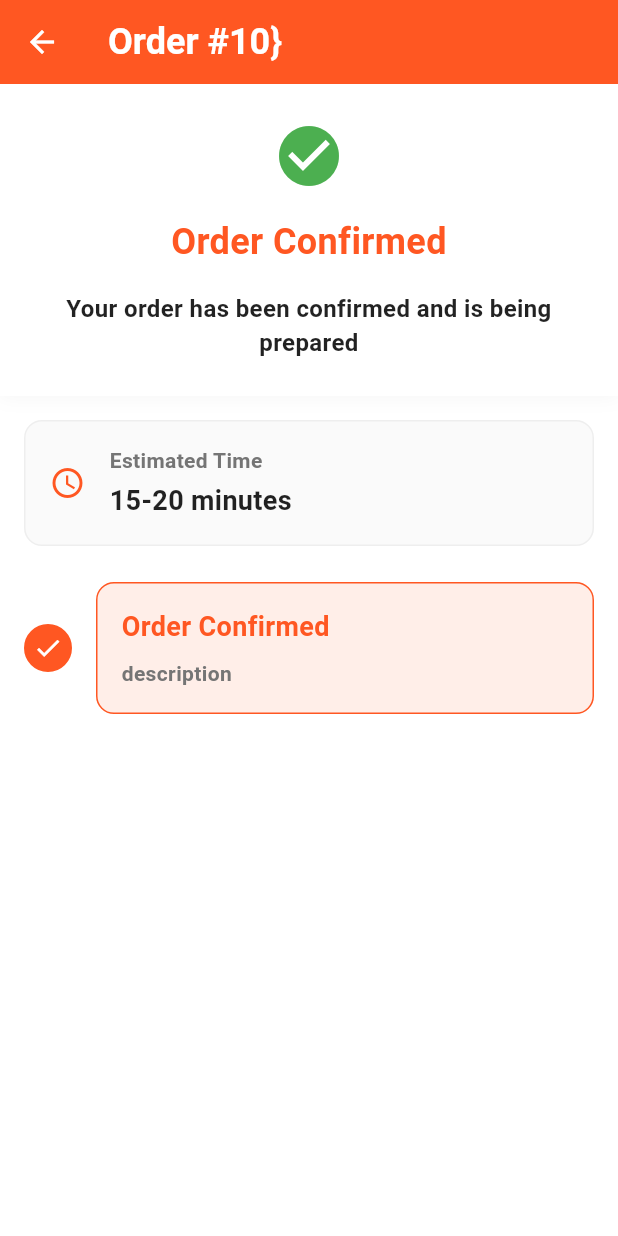
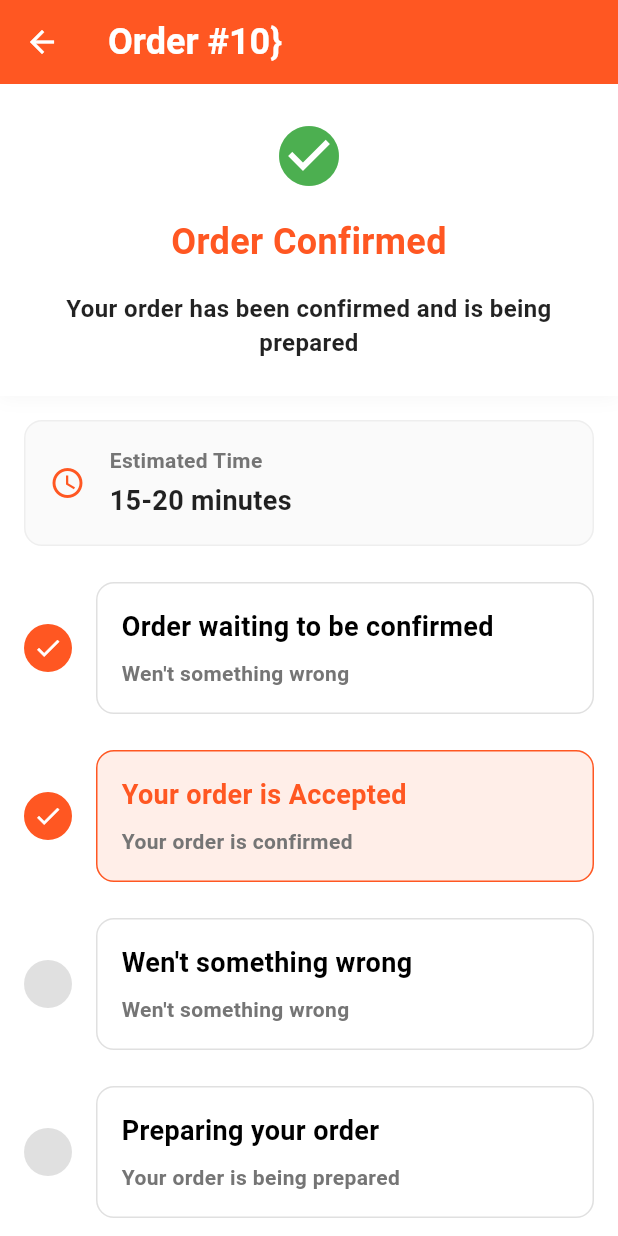
Before and after one commit to KhalilHen/pt_pick_up_platform, a Flutter app: the OrderStatusScreen screen opened directly, on a phone screen of 412 x 824 dp. Run offline on Flutter 3.47's test engine with Material 3 defaults, Android fonts, the phone set to English and light mode, and no system bars; our stand-ins replace firebase_core, firebase_database, introduction_screen, line_icons, shared_preferences, supabase_flutter; accounts and stored records are empty; generated files the repository leaves out were written again; network calls fail; key blocks and very long unbroken strings in the code were emptied for the run.

Commit message:
Improve the timeline cards, and added the text/description

```diff
--- a/lib/listeners/order_status_screen.dart
+++ b/lib/listeners/order_status_screen.dart
@@ -20,6 +20,57 @@ class _OrderStatusScreenState extends State<OrderStatusScreen> with TickerProvid
   late OrderStatusListener statusListener;
 
   OrderStatus currentStatus = OrderStatus.Accepted;
+
+  @override
+  void initState() {
+    super.initState();
+    setupStatusListener();
+  }
+
+  void setupStatusListener() {
+    statusListener = OrderStatusListener(15); //TODO replace later with orderId
+    statusListener.startListening((status) {
+      setState(() {
+        switch (status) {
+          case OrderStatus.Accepted:
+            updateStatus(OrderStatus.Accepted);
+            break;
+
+          case OrderStatus.Kitchen:
+            updateStatus(OrderStatus.Kitchen);
+
+            break;
+
+          case OrderStatus.ReadForPickUp:
+            updateStatus(OrderStatus.ReadForPickUp);
+            break;
+
+          case OrderStatus.Completed:
+            updateStatus(OrderStatus.Completed);
+            break;
+
+          default:
+            print('Status not found');
+            break;
+        }
+      });
+    });
+  }
+
+  void updateStatus(OrderStatus newStatus) {
+    if (currentStatus != newStatus) {
+      currentStatus = newStatus;
+      print('Status Updated: $currentStatus');
+      HapticFeedback.mediumImpact();
+    }
+  }
+
+  @override
+  void dispose() {
+    statusListener.dispose();
+    super.dispose();
+  }
+
   @override
   Widget build(BuildContext context) {
     return Scaffold(
@@ -49,13 +100,23 @@ class _OrderStatusScreenState extends State<OrderStatusScreen> with TickerProvid
                   const SizedBox(
                     height: 24,
                   ),
-                  OrderTimeLine(),
+                  statusTimeLine(),
                 ],
               ),
             ),
           ))
         ],
       )),
+    );
+  }
+
+  Widget statusTimeLine() {
+    return Column(
+      children: OrderStatus.values.map((status) {
+        final isCompleted = status.index <= OrderStatus.Accepted.index;
+        final isActive = status == currentStatus;
+        return OrderTimeLine(status: status, isCompleted: isCompleted, isActive: isActive);
+      }).toList(),
     );
   }
 }
--- a/lib/listeners/order_time_line.dart
+++ b/lib/listeners/order_time_line.dart
@@ -2,12 +2,17 @@ import 'package:flutter/material.dart';
 import 'package:pt_pick_up_platform/models/enum/order_enum.dart';
 
 class OrderTimeLine extends StatelessWidget {
-
+  final OrderStatus status;
+  final bool isCompleted;
+  final bool isActive;
 
   const OrderTimeLine({
-    Key? key,
-
-  }) : super(key: key);
+    // Key? key,
+    required this.status,
+    this.isCompleted = false,
+    this.isActive = false,
+  });
+  // : super(key: key);
 
   @override
   Widget build(BuildContext context) {
@@ -28,38 +33,86 @@ class OrderTimeLine extends StatelessWidget {
 
   Widget statusDot() {
     return Container(
-        width: 32,
-        height: 32,
-        decoration: BoxDecoration(shape: BoxShape.circle, color: Colors.deepOrange, border: Border.all(color: Colors.deepOrange, width: 3)),
-        child: const Icon(Icons.check, size: 20, color: Colors.white));
+      width: 32,
+      height: 32,
+      decoration: BoxDecoration(
+        shape: BoxShape.circle,
+        color: isCompleted ? Colors.deepOrange : Colors.grey[300],
+        border: isActive ? Border.all(color: Colors.deepOrange, width: 3) : null,
+      ),
+      child: isCompleted ? const Icon(Icons.check, size: 20, color: Colors.white) : null,
+    );
   }
 
   Widget statusCard() {
     return Container(
       padding: const EdgeInsets.all(16),
       decoration: BoxDecoration(
-        color: Colors.deepOrange.withAlpha((0.1 * 255).round()),
+        color: isActive ? Colors.deepOrange.withOpacity(0.1) : Colors.white,
         borderRadius: BorderRadius.circular(12),
-        border: Border.all(color: Colors.deepOrange),
+        border: Border.all(
+          color: isActive ? Colors.deepOrange : Colors.grey[300]!,
+        ),
       ),
       child: Column(
         crossAxisAlignment: CrossAxisAlignment.start,
         children: [
-          //Status title
           Text(
-            'Order Confirmed',
-            style: const TextStyle(fontSize: 18, fontWeight: FontWeight.bold, color: Colors.deepOrange),
+            getStatusTitle(),
+            style: TextStyle(
+              fontSize: 18,
+              fontWeight: FontWeight.bold,
+              color: isActive ? Colors.deepOrange : Colors.black,
+            ),
           ),
-
-          const SizedBox(
-            height: 8,
+          const SizedBox(height: 8),
+          Text(
+            getStatusDescription(),
+            style: TextStyle(
+              color: Colors.grey[600],
+              fontSize: 14,
+            ),
           ),
-          Text(
-            'description',
-            style: TextStyle(color: Colors.grey[600], fontSize: 14),
-          )
         ],
       ),
     );
   }
+
+  String getStatusTitle() {
+    switch (status) {
+      case OrderStatus.Pending:
+        return "Order waiting to be confirmed";
+
+      case OrderStatus.Accepted:
+        return "Your order is Accepted";
+
+      case OrderStatus.Kitchen:
+        return "Preparing your order";
+
+      case OrderStatus.ReadForPickUp:
+        return "Your order is read for pick-up";
+
+      case OrderStatus.Completed:
+        return "Order Completed";
+
+      default:
+        return "Wen't something wrong";
+    }
+  }
+
+  String getStatusDescription() {
+    switch (status) {
+      case OrderStatus.Accepted:
+        return "Your order is confirmed";
+
+      case OrderStatus.Kitchen:
+        return "Your order is being prepared";
+
+      case OrderStatus.ReadForPickUp:
+        return "Your order is ready to be picked up";
+
+      default:
+        return "Wen't something wrong";
+    }
+  }
 }
```
